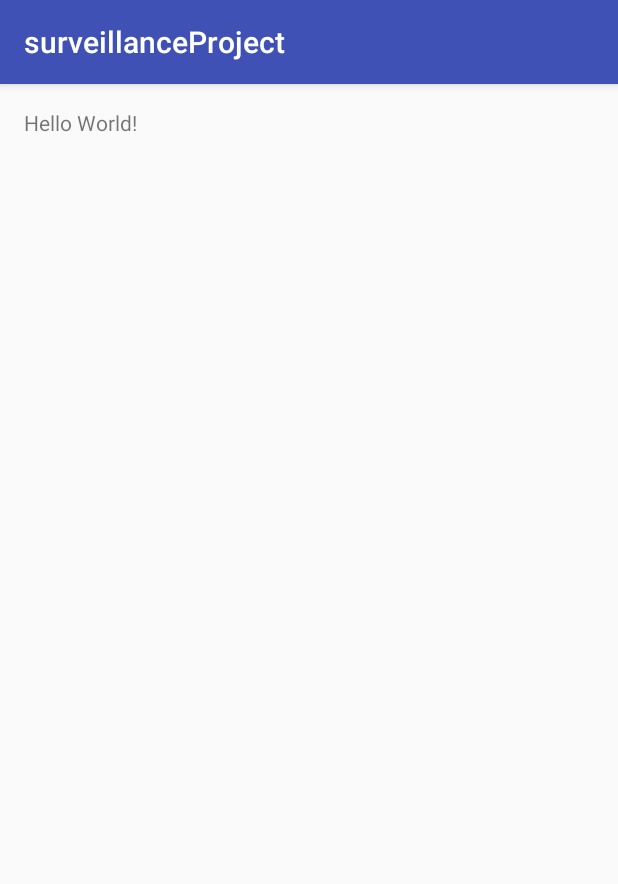
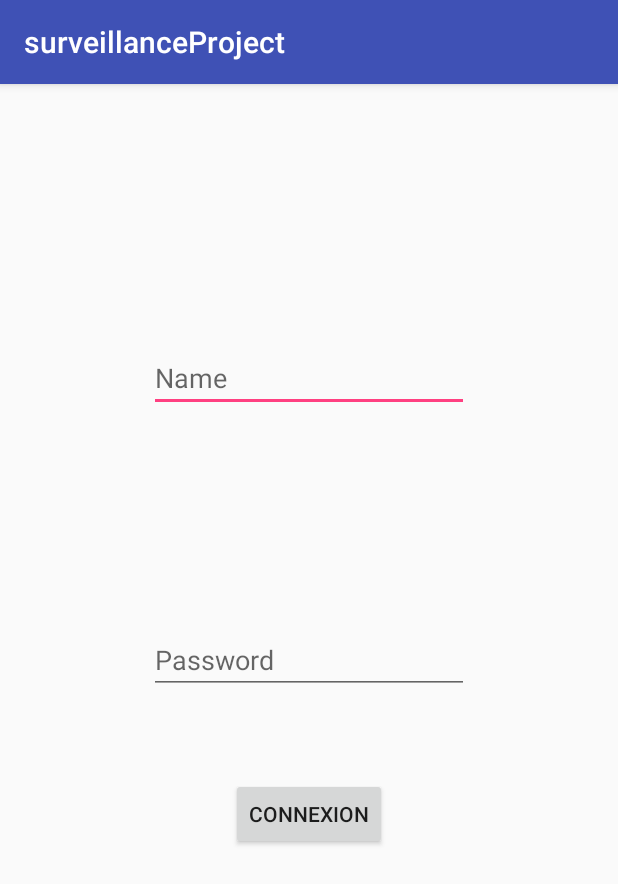
Before and after one commit to kevinalonso/surveillanceAndroid, an Android app: the screen it shows after launch (MainActivity), on a phone screen of 412 x 824 dp. Shown: the top 884 px of the screen. Run offline under Robolectric (Android 15) with nearby library versions, the phone set to English and light mode, and no system bars; libraries missing offline, so code that uses them is left out: cz.msebera.android.

```diff
--- a/app/build.gradle
+++ b/app/build.gradle
@@ -23,4 +23,5 @@ dependencies {
     compile fileTree(dir: 'libs', include: ['*.jar'])
     testCompile 'junit:junit:4.12'
     compile 'com.android.support:appcompat-v7:23.0.1'
+    compile 'com.loopj.android:android-async-http:1.4.9'
 }
--- a/app/src/main/res/layout/activity_main.xml
+++ b/app/src/main/res/layout/activity_main.xml
@@ -6,6 +6,34 @@
     android:paddingTop="@dimen/activity_vertical_margin"
     android:paddingBottom="@dimen/activity_vertical_margin" tools:context=".MainActivity">
 
-    <TextView android:text="Hello World!" android:layout_width="wrap_content"
-        android:layout_height="wrap_content" />
+    <EditText
+        android:layout_width="wrap_content"
+        android:layout_height="wrap_content"
+        android:inputType="textPersonName"
+        android:hint="Name"
+        android:ems="10"
+        android:id="@+id/login"
+        android:layout_marginTop="157dp"
+        android:layout_alignParentTop="true"
+        android:layout_centerHorizontal="true" />
+
+    <EditText
+        android:layout_width="wrap_content"
+        android:layout_height="wrap_content"
+        android:hint="Password"
+        android:inputType="textPassword"
+        android:ems="10"
+        android:id="@+id/password"
+        android:layout_centerVertical="true"
+        android:layout_alignStart="@+id/login" />
+
+    <Button
+        android:layout_width="wrap_content"
+        android:layout_height="wrap_content"
+        android:text="Connexion"
+        android:id="@+id/Cnx"
+        android:layout_below="@+id/password"
+        android:layout_centerHorizontal="true"
+        android:layout_marginTop="56dp" />
+
 </RelativeLayout>
```
Also changed, not shown: app/src/main/java/iia/com/surveillanceproject/MainActivity.java (+91 -3 lines), 1 other file.
